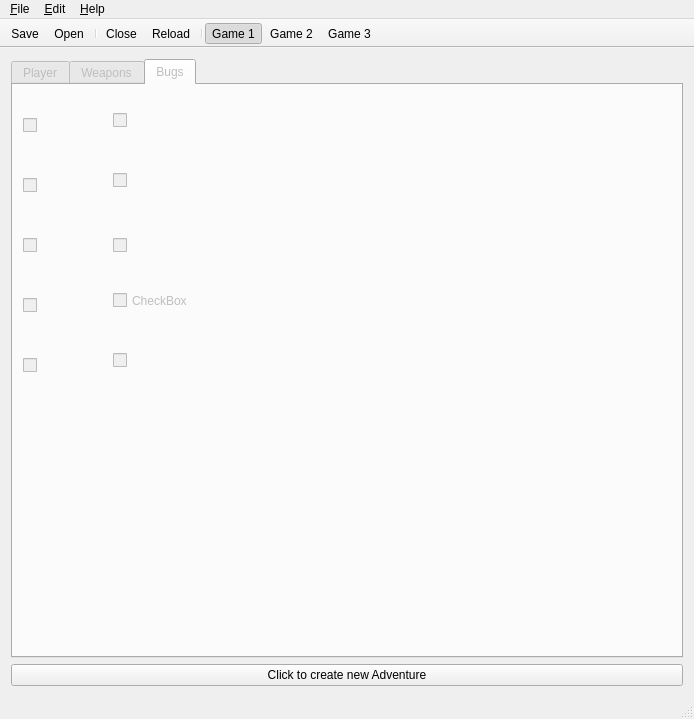
Above: save editor/SS_SaveEditor/forms/mainwindow.ui from Antidote/skyward-sword-save-editor before the change. Below: the same form after it.
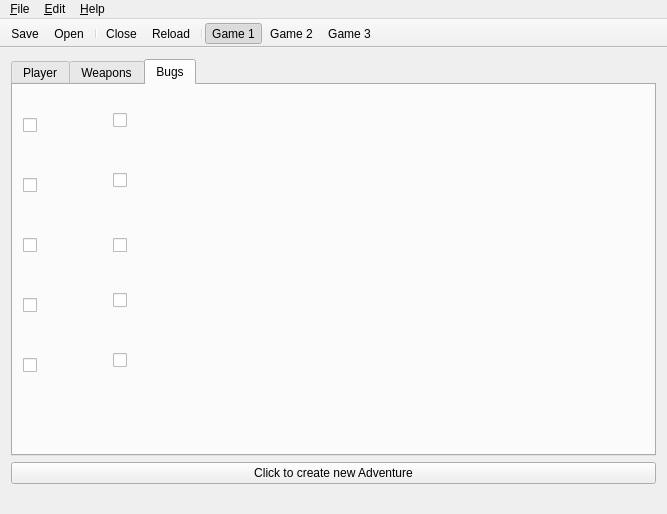
That is the form after the change. The open tabs and pages were chosen to show the change. Icons and pictures are not drawn.

The edit to the form file:
```diff
--- a/save editor/SS_SaveEditor/forms/mainwindow.ui
+++ b/save editor/SS_SaveEditor/forms/mainwindow.ui
@@ -9,15 +9,21 @@
    <rect>
     <x>0</x>
     <y>0</y>
-    <width>694</width>
-    <height>719</height>
+    <width>667</width>
+    <height>514</height>
    </rect>
   </property>
-  <property name="sizePolicy">
-   <sizepolicy hsizetype="Fixed" vsizetype="Fixed">
-    <horstretch>0</horstretch>
-    <verstretch>0</verstretch>
-   </sizepolicy>
+  <property name="minimumSize">
+   <size>
+    <width>667</width>
+    <height>514</height>
+   </size>
+  </property>
+  <property name="maximumSize">
+   <size>
+    <width>667</width>
+    <height>514</height>
+   </size>
   </property>
   <property name="acceptDrops">
    <bool>true</bool>
@@ -32,7 +38,16 @@
    </size>
   </property>
   <widget class="QWidget" name="centralWidget">
+   <property name="sizePolicy">
+    <sizepolicy hsizetype="Ignored" vsizetype="Ignored">
+     <horstretch>0</horstretch>
+     <verstretch>0</verstretch>
+    </sizepolicy>
+   </property>
    <layout class="QGridLayout" name="gridLayout_5">
+    <property name="sizeConstraint">
+     <enum>QLayout::SetNoConstraint</enum>
+    </property>
     <item row="1" column="0">
      <widget class="QPushButton" name="createDeleteGameBtn">
       <property name="text">
@@ -43,7 +58,13 @@
     <item row="0" column="0">
      <widget class="QTabWidget" name="tabWidget">
       <property name="enabled">
-       <bool>false</bool>
+       <bool>true</bool>
+      </property>
+      <property name="sizePolicy">
+       <sizepolicy hsizetype="Preferred" vsizetype="Preferred">
+        <horstretch>0</horstretch>
+        <verstretch>0</verstretch>
+       </sizepolicy>
       </property>
       <property name="tabShape">
        <enum>QTabWidget::Rounded</enum>
@@ -1408,9 +1429,6 @@
           <height>51</height>
          </rect>
         </property>
-        <property name="text">
-         <string>CheckBox</string>
-        </property>
         <property name="icon">
          <iconset resource="../resources/resources.qrc">
           <normaloff>:/bugs/LanayruAnt</normaloff>:/bugs/LanayruAnt</iconset>
@@ -1452,8 +1470,8 @@
     <rect>
      <x>0</x>
      <y>0</y>
-     <width>694</width>
-     <height>25</height>
+     <width>667</width>
+     <height>21</height>
     </rect>
    </property>
    <widget class="QMenu" name="menu_File">
@@ -1522,7 +1540,11 @@
    <addaction name="actionGame2"/>
    <addaction name="actionGame3"/>
   </widget>
-  <widget class="QStatusBar" name="statusBar"/>
+  <widget class="QStatusBar" name="statusBar">
+   <property name="sizeGripEnabled">
+    <bool>false</bool>
+   </property>
+  </widget>
   <action name="actionOpen">
    <property name="icon">
     <iconset resource="../resources/resources.qrc">
```
Left out of the diff: 417 changed lines with no effect on the pictures.
